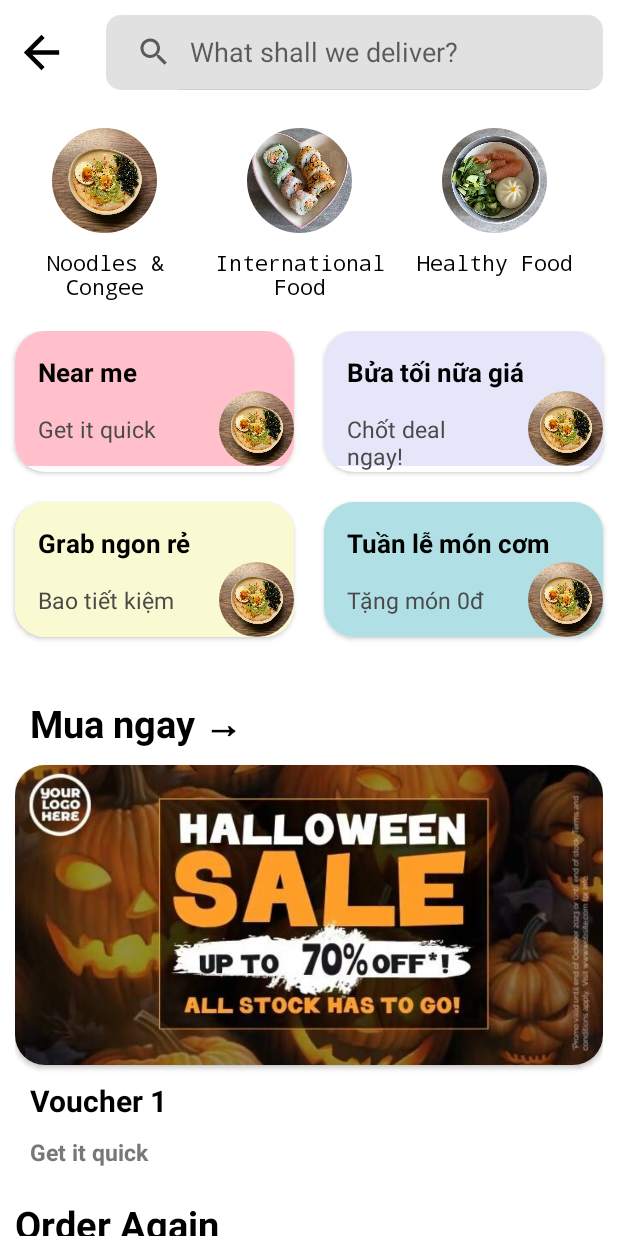
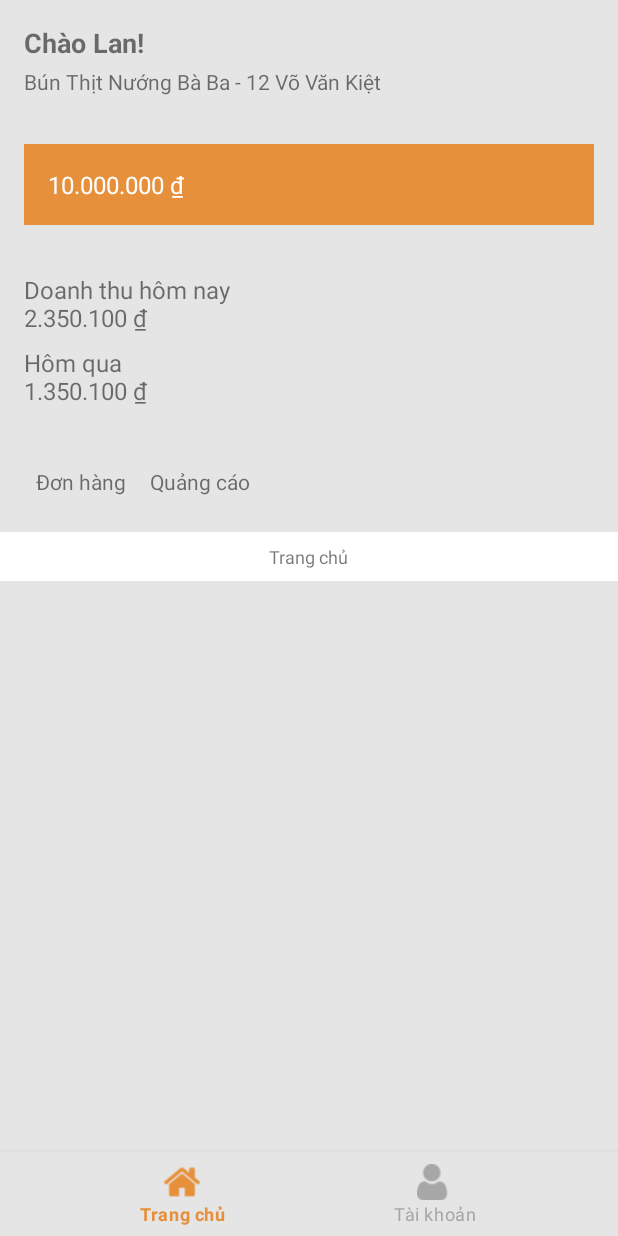
Before and after one commit to baoanhh7/Grab_App_Demo, an Android app: the screen it shows after launch (HomeActivity before the commit, StoreOwnerActivity after it), on a phone screen of 412 x 824 dp. Run offline under Robolectric (Android 15) with nearby library versions, the phone set to English and light mode, and no system bars.

Commit message:
update storeowner 1/7

```diff
--- /dev/null
+++ b/app/src/main/java/com/example/grab_demo/store_owner/activity/StoreOwnerActivity.java
@@ -0,0 +1,73 @@
+package com.example.grab_demo.store_owner.activity;
+
+import android.os.Bundle;
+import android.view.MenuItem;
+
+import androidx.annotation.NonNull;
+import androidx.appcompat.app.AppCompatActivity;
+import androidx.fragment.app.FragmentStatePagerAdapter;
+import androidx.viewpager.widget.ViewPager;
+
+import com.example.grab_demo.R;
+import com.example.grab_demo.store_owner.adapter.ViewPagerAdapter;
+import com.google.android.material.bottomnavigation.BottomNavigationView;
+
+public class StoreOwnerActivity extends AppCompatActivity {
+private ViewPager viewPager;
+private BottomNavigationView bottomNavigationView;
+    @Override
+    protected void onCreate(Bundle savedInstanceState) {
+        super.onCreate(savedInstanceState);
+        setContentView(R.layout.activity_home_store_owner);
+        addControls();
+    }
+
+    private void addControls() {
+        viewPager = findViewById(R.id.viewpager_StoreOwner);
+        bottomNavigationView = findViewById(R.id.BN_StoreOwner);
+        ViewPagerAdapter adapter = new ViewPagerAdapter(getSupportFragmentManager(), FragmentStatePagerAdapter.BEHAVIOR_RESUME_ONLY_CURRENT_FRAGMENT);
+        viewPager.setAdapter(adapter);
+
+        viewPager.addOnPageChangeListener(new ViewPager.OnPageChangeListener() {
+            @Override
+            public void onPageScrolled(int position, float positionOffset, int positionOffsetPixels) {
+                // Được gọi khi trang đang được cuộn
+                // Bạn có thể thực hiện các hành động khi trang đang được cuộn
+            }
+
+            @Override
+            public void onPageSelected(int position) {
+                // Được gọi khi trang mới đã được chọn
+                // Cập nhật trạng thái của BottomNavigationView dựa trên trang hiện tại của ViewPager
+                switch (position){
+                    case 0:
+                        bottomNavigationView.getMenu().findItem(R.id.menu_home_storeowner).setChecked(true);
+                        break;
+                    case 1:
+                        bottomNavigationView.getMenu().findItem(R.id.menu_taikhoan_storeowner).setChecked(true);
+                        break;
+                }
+            }
+
+            @Override
+            public void onPageScrollStateChanged(int state) {
+                // Được gọi khi trạng thái cuộn của trang thay đổi
+                // Bạn có thể thực hiện các hành động tùy chỉnh dựa trên trạng thái cuộn
+            }
+        });
+
+
+        bottomNavigationView.setOnNavigationItemSelectedListener(new BottomNavigationView.OnNavigationItemSelectedListener() {
+            @Override
+            public boolean onNavigationItemSelected(@NonNull MenuItem menuItem) {
+                int itemID =menuItem.getItemId();
+                if(itemID == R.id.menu_home_storeowner){
+                    viewPager.setCurrentItem(0);
+                }else if(itemID == R.id.menu_taikhoan_storeowner){
+                    viewPager.setCurrentItem(1);
+                }
+                return true;
+            }
+        });
+    }
+}
--- /dev/null
+++ b/app/src/main/java/com/example/grab_demo/store_owner/adapter/ViewPagerAdapter.java
@@ -0,0 +1,34 @@
+package com.example.grab_demo.store_owner.adapter;
+
+import androidx.annotation.NonNull;
+import androidx.fragment.app.Fragment;
+import androidx.fragment.app.FragmentManager;
+import androidx.fragment.app.FragmentStatePagerAdapter;
+
+import com.example.grab_demo.store_owner.fragment.HomeStoreOwnerFragment;
+import com.example.grab_demo.store_owner.fragment.TaiKhoanStoreOwnerFragment;
+
+public class ViewPagerAdapter extends FragmentStatePagerAdapter {
+    public ViewPagerAdapter(@NonNull FragmentManager fm, int behavior) {
+        super(fm, behavior);
+    }
+
+    @NonNull
+    @Override
+    public Fragment getItem(int position) {
+        switch (position)
+        {
+            case 0:
+                return new HomeStoreOwnerFragment();
+            case 1:
+                return new TaiKhoanStoreOwnerFragment();
+            default:
+                return new HomeStoreOwnerFragment();
+        }
+    }
+
+    @Override
+    public int getCount() {
+        return 2;
+    }
+}
--- /dev/null
+++ b/app/src/main/java/com/example/grab_demo/store_owner/fragment/HomeStoreOwnerFragment.java
@@ -0,0 +1,21 @@
+package com.example.grab_demo.store_owner.fragment;
+
+import android.os.Bundle;
+
+import androidx.fragment.app.Fragment;
+
+import android.view.LayoutInflater;
+import android.view.View;
+import android.view.ViewGroup;
+
+import com.example.grab_demo.R;
+
+
+public class HomeStoreOwnerFragment extends Fragment {
+    @Override
+    public View onCreateView(LayoutInflater inflater, ViewGroup container,
+                             Bundle savedInstanceState) {
+        // Inflate the layout for this fragment
+        return inflater.inflate(R.layout.fragment_home_store_owner, container, false);
+    }
+}
--- /dev/null
+++ b/app/src/main/java/com/example/grab_demo/store_owner/fragment/TaiKhoanStoreOwnerFragment.java
@@ -0,0 +1,58 @@
+package com.example.grab_demo.store_owner.fragment;
+
+import android.os.Bundle;
+
+import androidx.fragment.app.Fragment;
+
+import android.view.LayoutInflater;
+import android.view.View;
+import android.view.ViewGroup;
+import android.widget.Button;
+
+import com.example.grab_demo.R;
+
+
+public class TaiKhoanStoreOwnerFragment extends Fragment {
+    Button btnEditProfile ;
+    Button btnRegisterStore ;
+    Button btnLogout ;
+    View view;
+    @Override
+    public View onCreateView(LayoutInflater inflater, ViewGroup container,
+                             Bundle savedInstanceState) {
+        // Inflate the layout for this fragment
+        view = inflater.inflate(R.layout.fragment_tai_khoan_store_owner, container, false);
+        addControls();
+        addEvents();
+        return view;
+    }
+
+    private void addEvents() {
+        btnEditProfile.setOnClickListener(new View.OnClickListener() {
+            @Override
+            public void onClick(View v) {
+                // Xử lý sự kiện chỉnh sửa thông tin cá nhân
+            }
+        });
+
+        btnRegisterStore.setOnClickListener(new View.OnClickListener() {
+            @Override
+            public void onClick(View v) {
+                // Xử lý sự kiện đăng ký cửa hàng
+            }
+        });
+
+        btnLogout.setOnClickListener(new View.OnClickListener() {
+            @Override
+            public void onClick(View v) {
+                // Xử lý sự kiện đăng xuất
+            }
+        });
+    }
+
+    private void addControls() {
+        btnEditProfile = view.findViewById(R.id.btn_edit_profile_storeowner);
+        btnRegisterStore = view.findViewById(R.id.btn_register_store_storeowner);
+        btnLogout = view.findViewById(R.id.btn_logout_storeowner);
+    }
+}
--- /dev/null
+++ b/app/src/main/res/color/custom_color_navigation_storeowner.xml
@@ -0,0 +1,5 @@
+<?xml version="1.0" encoding="utf-8"?>
+<selector xmlns:android="http://schemas.android.com/apk/res/android">
+    <item android:color="@color/xamnhe" android:state_checked="false"/>
+    <item android:color="@color/cam" android:state_checked="true"/>
+</selector>
--- /dev/null
+++ b/app/src/main/res/layout/activity_home_store_owner.xml
@@ -0,0 +1,27 @@
+<?xml version="1.0" encoding="utf-8"?>
+<RelativeLayout xmlns:android="http://schemas.android.com/apk/res/android"
+    xmlns:tools="http://schemas.android.com/tools"
+    android:layout_width="match_parent"
+    android:layout_height="match_parent"
+    xmlns:app="http://schemas.android.com/apk/res-auto"
+    android:background="@color/xam"
+    android:orientation="vertical"
+    tools:context=".store_owner.activity.StoreOwnerActivity">
+
+    <androidx.viewpager.widget.ViewPager
+        android:id="@+id/viewpager_StoreOwner"
+        android:layout_width="match_parent"
+        android:layout_height="match_parent"
+        android:layout_above="@+id/BN_StoreOwner"
+        android:layout_marginBottom="1dp" />
+
+    <com.google.android.material.bottomnavigation.BottomNavigationView
+        android:id="@+id/BN_StoreOwner"
+        android:layout_width="match_parent"
+        android:layout_height="wrap_content"
+        android:layout_alignParentBottom="true"
+        android:background="@color/xam"
+        app:itemTextColor="@color/custom_color_navigation_storeowner"
+        app:itemIconTint="@color/custom_color_navigation_storeowner"
+        app:menu="@menu/menu_bn_storeowner"/>
+</RelativeLayout>
--- /dev/null
+++ b/app/src/main/res/layout/fragment_home_store_owner.xml
@@ -0,0 +1,162 @@
+<?xml version="1.0" encoding="utf-8"?>
+<FrameLayout xmlns:android="http://schemas.android.com/apk/res/android"
+    xmlns:tools="http://schemas.android.com/tools"
+    android:layout_width="match_parent"
+    android:layout_height="match_parent"
+    tools:context=".store_owner.fragment.HomeStoreOwnerFragment">
+
+    <!-- TODO: Update blank fragment layout -->
+    <LinearLayout
+        android:layout_width="match_parent"
+        android:layout_height="match_parent"
+        android:orientation="vertical">
+        <!-- Top Greeting Section -->
+        <LinearLayout
+            android:layout_width="match_parent"
+            android:layout_height="wrap_content"
+            android:orientation="vertical"
+            android:padding="16dp">
+
+            <TextView
+                android:id="@+id/tvGreeting"
+                android:layout_width="wrap_content"
+                android:layout_height="wrap_content"
+                android:text="Chào Lan!"
+                android:textSize="18sp"
+                android:textStyle="bold" />
+
+            <TextView
+                android:id="@+id/tvSubtitle"
+                android:layout_width="wrap_content"
+                android:layout_height="wrap_content"
+                android:layout_marginTop="4dp"
+                android:text="Bún Thịt Nướng Bà Ba - 12 Võ Văn Kiệt"
+                android:textSize="14sp" />
+        </LinearLayout>
+
+        <!-- Green Card with Amount -->
+        <LinearLayout
+            android:id="@+id/greenCard"
+            android:layout_width="match_parent"
+            android:layout_height="wrap_content"
+            android:layout_margin="16dp"
+            android:background="@color/cam"
+            android:orientation="horizontal"
+            android:padding="16dp">
+
+            <TextView
+                android:id="@+id/tvAmount"
+                android:layout_width="wrap_content"
+                android:layout_height="wrap_content"
+                android:text="10.000.000 ₫"
+                android:textColor="@android:color/white"
+                android:textSize="16sp" />
+        </LinearLayout>
+
+        <!-- Sales and QR Payments Section -->
+        <LinearLayout
+            android:id="@+id/salesQRPayments"
+            android:layout_width="match_parent"
+            android:layout_height="wrap_content"
+            android:orientation="vertical"
+            android:padding="16dp">
+
+            <TextView
+                android:id="@+id/tvSalesToday"
+                android:layout_width="wrap_content"
+                android:layout_height="wrap_content"
+                android:text="Doanh thu hôm nay\n2.350.100 ₫"
+                android:textSize="16sp" />
+
+            <TextView
+                android:id="@+id/tvQRPayments"
+                android:layout_width="wrap_content"
+                android:layout_height="wrap_content"
+                android:layout_marginTop="8dp"
+                android:text="Hôm qua\n1.350.100 ₫"
+                android:textSize="16sp" />
+        </LinearLayout>
+
+        <!-- Grid Layout for Buttons -->
+        <GridLayout
+            android:layout_width="match_parent"
+            android:layout_height="wrap_content"
+            android:layout_margin="16dp"
+            android:columnCount="4"
+            android:orientation="horizontal"
+            android:rowCount="2">
+
+            <!-- Button for Orders -->
+            <LinearLayout
+                android:layout_width="wrap_content"
+                android:layout_height="wrap_content"
+                android:gravity="center"
+                android:orientation="vertical"
+                android:padding="8dp">
+
+                <ImageView
+                    android:layout_width="wrap_content"
+                    android:layout_height="wrap_content" />
+
+                <TextView
+                    android:layout_width="wrap_content"
+                    android:layout_height="wrap_content"
+                    android:text="Đơn hàng"
+                    android:textSize="14sp" />
+            </LinearLayout>
+
+            <!-- Repeat for other buttons... -->
+            <!-- Example for "Quảng cáo" button -->
+            <LinearLayout
+                android:layout_width="wrap_content"
+                android:layout_height="wrap_content"
+                android:gravity="center"
+                android:orientation="vertical"
+                android:padding="8dp">
+
+                <ImageView
+                    android:layout_width="wrap_content"
+                    android:layout_height="wrap_content" />
+
+                <TextView
+                    android:layout_width="wrap_content"
+                    android:layout_height="wrap_content"
+                    android:text="Quảng cáo"
+                    android:textSize="14sp" />
+            </LinearLayout>
+
+            <!-- Add more buttons as needed... -->
+        </GridLayout>
+
+        <!-- Bottom Navigation -->
+        <LinearLayout
+            android:layout_width="match_parent"
+            android:layout_height="wrap_content"
+            android:background="@android:color/white"
+            android:orientation="horizontal"
+            android:padding="8dp">
+
+            <!-- Navigation buttons -->
+            <LinearLayout
+                android:layout_width="0dp"
+                android:layout_height="wrap_content"
+                android:layout_weight="1"
+                android:gravity="center"
+                android:orientation="vertical">
+
+                <ImageView
+                    android:layout_width="wrap_content"
+                    android:layout_height="wrap_content" />
+
+                <TextView
+                    android:layout_width="wrap_content"
+                    android:layout_height="wrap_content"
+                    android:text="Trang chủ"
+                    android:textSize="12sp" />
+            </LinearLayout>
+
+            <!-- Repeat for other navigation buttons... -->
+        </LinearLayout>
+    </LinearLayout>
+
+</FrameLayout>
--- /dev/null
+++ b/app/src/main/res/menu/menu_bn_storeowner.xml
@@ -0,0 +1,5 @@
+<?xml version="1.0" encoding="utf-8"?>
+<menu xmlns:android="http://schemas.android.com/apk/res/android">
+<item android:id="@+id/menu_home_storeowner" android:title="Trang chủ" android:icon="@drawable/home"/>
+    <item android:id="@+id/menu_taikhoan_storeowner" android:title="Tài khoản" android:icon="@drawable/user"/>
+</menu>
--- a/app/src/main/res/values/strings.xml
+++ b/app/src/main/res/values/strings.xml
@@ -1,3 +1,5 @@
 <resources>
     <string name="app_name">Grab_Demo</string>
+    <!-- TODO: Remove or change this placeholder text -->
+    <string name="hello_blank_fragment">Hello blank fragment</string>
 </resources>
```
Also changed, not shown: app/src/main/AndroidManifest.xml (+11 -11 lines), app/src/main/res/layout/fragment_tai_khoan_store_owner.xml (added, +70 -0 lines), app/src/main/res/values/colors.xml (+13 -0 lines), app/src/main/res/drawable/home.png (added), app/src/main/res/drawable/user.png (added).
